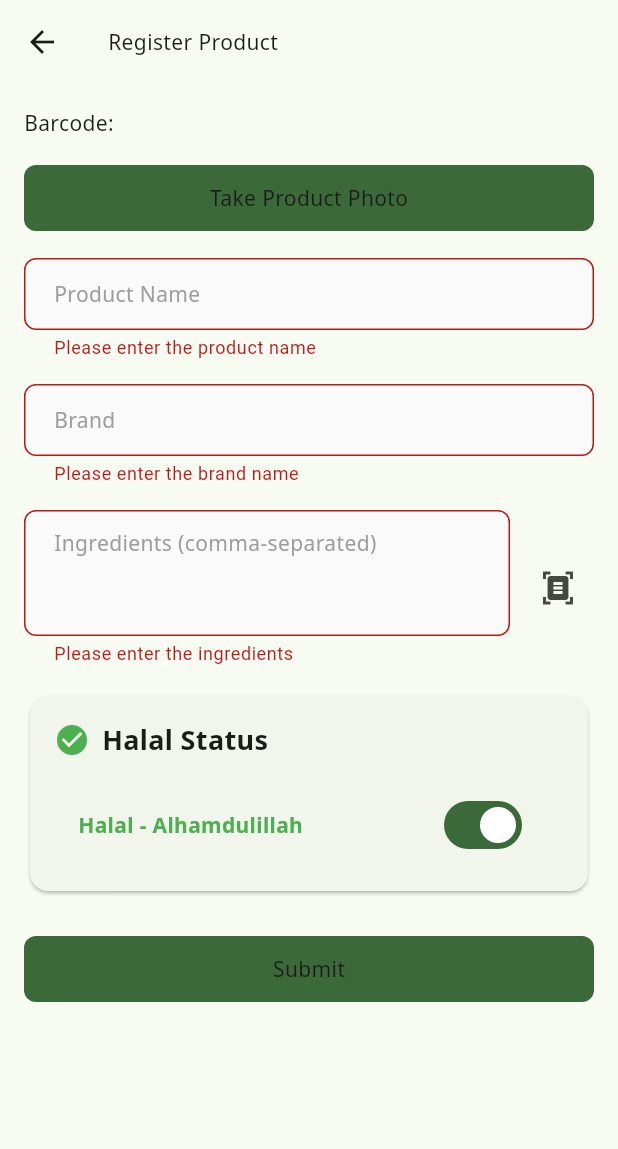
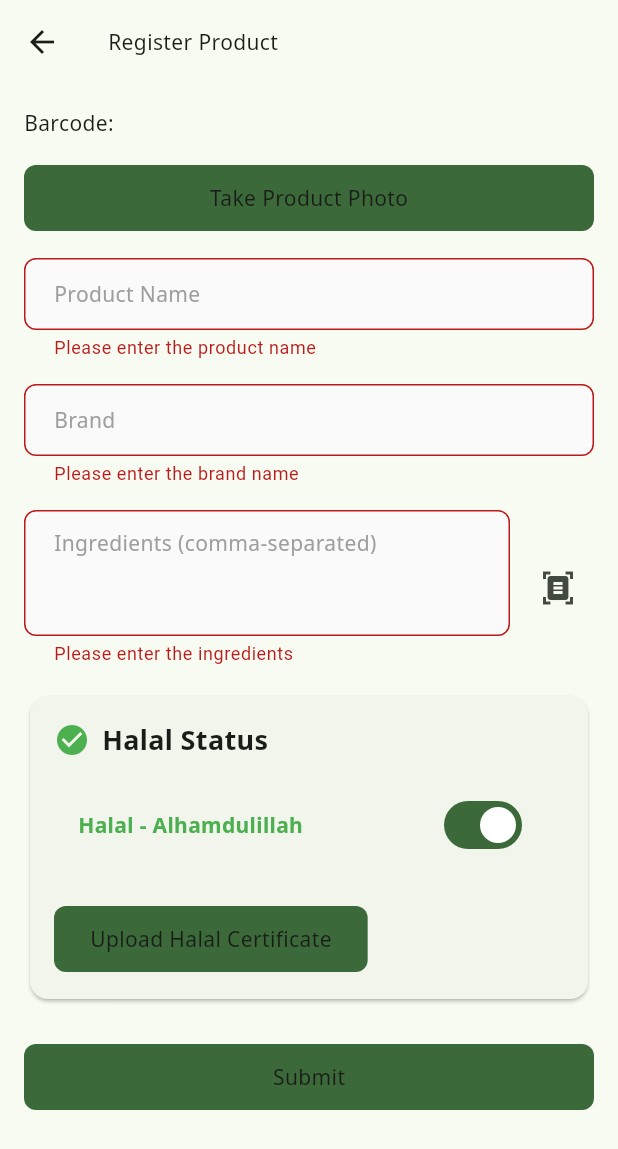
Before and after one commit to rosdyana/OpenHalalin, a Flutter app: the ProductFormScreen screen opened directly with empty values, after a tap on "Submit", on a phone screen of 412 x 824 dp. Shown: the top 1149 px of the screen. Run offline on Flutter 3.47's test engine with Material 3 defaults, Android fonts, the phone set to English and light mode, and no system bars; our stand-ins replace adhan, cached_network_image, cloud_firestore, firebase_auth, firebase_core, firebase_storage and 7 more; missing offline and left inert: cloudinary_url_gen, mobile_scanner; accounts and stored records are empty; generated files the repository leaves out were written again; statements that could not run were skipped.

Commit message:
[fix] using cloudinary for image uploader

```diff
--- a/lib/screens/product_form_screen.dart
+++ b/lib/screens/product_form_screen.dart
@@ -1,7 +1,6 @@
 import 'dart:io';
 import 'package:flutter/material.dart';
 import 'package:firebase_auth/firebase_auth.dart';
-import 'package:firebase_storage/firebase_storage.dart';
 import 'package:image_picker/image_picker.dart';
 import 'package:uuid/uuid.dart';
 import 'package:google_fonts/google_fonts.dart';
@@ -9,6 +8,7 @@ import 'package:flutter_markdown/flutter_markdown.dart';
 import 'package:halalapp/models/product.dart';
 import 'package:halalapp/services/product_service.dart';
 import 'package:halalapp/services/ingredient_analyzer_service.dart';
+import 'package:halalapp/services/cloudinary_service.dart';
 import 'package:halalapp/widgets/custom_button.dart';
 import 'package:halalapp/widgets/custom_text_field.dart';
 
@@ -27,25 +27,86 @@ class ProductFormScreen extends StatefulWidget {
 class _ProductFormScreenState extends State<ProductFormScreen> {
   final _formKey = GlobalKey<FormState>();
   final _productService = ProductService();
+  final _cloudinaryService = CloudinaryService();
   final _nameController = TextEditingController();
   final _brandController = TextEditingController();
   final _ingredientsController = TextEditingController();
   final _nonHalalReasonController = TextEditingController();
   bool _isHalal = true;
   File? _imageFile;
+  File? _halalCertificateFile;
   File? _ingredientsImageFile;
   bool _isLoading = false;
   bool _isAnalyzing = false;
   List<String> _concerns = [];
 
   Future<void> _pickImage() async {
-    final picker = ImagePicker();
-    final pickedFile = await picker.pickImage(source: ImageSource.camera);
+    try {
+      final picker = ImagePicker();
+      final pickedFile = await picker.pickImage(
+        source: ImageSource.camera,
+        imageQuality: 80,
+        maxWidth: 1200,
+      );
 
-    if (pickedFile != null) {
-      setState(() {
-        _imageFile = File(pickedFile.path);
-      });
+      debugPrint('Image picked: ${pickedFile?.path}');
+
+      if (pickedFile != null) {
+        setState(() {
+          _imageFile = File(pickedFile.path);
+        });
+        debugPrint('Image file set: ${_imageFile?.path}');
+      } else {
+        debugPrint('No image selected');
+      }
+    } catch (e, stackTrace) {
+      debugPrint('Error picking product image:');
+      debugPrint(e.toString());
+      debugPrint(stackTrace.toString());
+
+      if (mounted) {
+        ScaffoldMessenger.of(context).showSnackBar(
+          const SnackBar(
+            content: Text('Error selecting image. Please try again.'),
+            backgroundColor: Colors.red,
+          ),
+        );
+      }
+    }
+  }
+
+  Future<void> _pickHalalCertificate() async {
+    try {
+      final picker = ImagePicker();
+      final pickedFile = await picker.pickImage(
+        source: ImageSource.camera,
+        imageQuality: 80,
+        maxWidth: 1200,
+      );
+
+      debugPrint('Certificate picked: ${pickedFile?.path}');
+
+      if (pickedFile != null) {
+        setState(() {
+          _halalCertificateFile = File(pickedFile.path);
+        });
+        debugPrint('Certificate file set: ${_halalCertificateFile?.path}');
+      } else {
+        debugPrint('No certificate selected');
+      }
+    } catch (e, stackTrace) {
+      debugPrint('Error picking halal certificate:');
+      debugPrint(e.toString());
+      debugPrint(stackTrace.toString());
+
+      if (mounted) {
+        ScaffoldMessenger.of(context).showSnackBar(
+          const SnackBar(
+            content: Text('Error selecting certificate. Please try again.'),
+            backgroundColor: Colors.red,
+          ),
+        );
+      }
     }
   }
 
@@ -81,18 +142,6 @@ class _ProductFormScreenState extends State<ProductFormScreen> {
     }
   }
 
-  Future<String?> _uploadImage(String productId) async {
-    if (_imageFile == null) return null;
-
-    final ref = FirebaseStorage.instance
-        .ref()
-        .child('products')
-        .child('$productId.jpg');
-
-    await ref.putFile(_imageFile!);
-    return await ref.getDownloadURL();
-  }
-
   Future<void> _submitForm() async {
     if (!_formKey.currentState!.validate()) return;
 
@@ -103,7 +152,56 @@ class _ProductFormScreenState extends State<ProductFormScreen> {
       if (user == null) return;
 
       final productId = const Uuid().v4();
-      final imageUrl = await _uploadImage(productId);
+      debugPrint('Starting product submission with ID: $productId');
+
+      // Upload product image to Cloudinary
+      String? imageUrl;
+      if (_imageFile != null) {
+        try {
+          debugPrint('Uploading product image...');
+          imageUrl = await _cloudinaryService.uploadProductImage(_imageFile!, productId);
+          debugPrint('Product image URL: $imageUrl');
+        } catch (e) {
+          debugPrint('Failed to upload product image: $e');
+          if (mounted) {
+            ScaffoldMessenger.of(context).showSnackBar(
+              const SnackBar(
+                content: Text('Failed to upload product image. Please try again.'),
+                backgroundColor: Colors.red,
+              ),
+            );
+          }
+          return;
+        }
+      } else {
+        debugPrint('No product image selected');
+      }
+
+      // Upload halal certificate if product is halal
+      String? halalCertificateUrl;
+      if (_isHalal && _halalCertificateFile != null) {
+        try {
+          debugPrint('Uploading halal certificate...');
+          halalCertificateUrl = await _cloudinaryService.uploadHalalCertificate(
+            _halalCertificateFile!,
+            productId,
+          );
+          debugPrint('Halal certificate URL: $halalCertificateUrl');
+        } catch (e) {
+          debugPrint('Failed to upload halal certificate: $e');
+          if (mounted) {
+            ScaffoldMessenger.of(context).showSnackBar(
+              const SnackBar(
+                content: Text('Failed to upload halal certificate. Please try again.'),
+                backgroundColor: Colors.red,
+              ),
+            );
+          }
+          return;
+        }
+      } else {
+        debugPrint('No halal certificate to upload: isHalal=$_isHalal, hasFile=${_halalCertificateFile != null}');
+      }
 
       final ingredients = _ingredientsController.text
           .split(',')
@@ -111,6 +209,7 @@ class _ProductFormScreenState extends State<ProductFormScreen> {
           .where((e) => e.isNotEmpty)
           .toList();
 
+      debugPrint('Saving product to database...');
       await _productService.addProduct(
         widget.barcode,
         _nameController.text.trim(),
@@ -119,10 +218,37 @@ class _ProductFormScreenState extends State<ProductFormScreen> {
         imageUrl,
         manualIsHalal: _isHalal,
         manualNonHalalReason: !_isHalal ? _nonHalalReasonController.text.trim() : null,
+        halalCertificateUrl: halalCertificateUrl,
       );
+      debugPrint('Product saved successfully');
 
       if (mounted) {
-        Navigator.pop(context);
+        ScaffoldMessenger.of(context).showSnackBar(
+          const SnackBar(
+            content: Text('Product added successfully!'),
+            backgroundColor: Colors.green,
+          ),
+        );
+
+        // Replace current screen with search screen
+        Navigator.pushNamedAndRemoveUntil(
+          context,
+          '/search', // or whatever your search route name is
+          (route) => false, // This removes all previous routes
+        );
+      }
+    } catch (e, stackTrace) {
+      debugPrint('Error submitting product:');
+      debugPrint(e.toString());
+      debugPrint(stackTrace.toString());
+
+      if (mounted) {
+        ScaffoldMessenger.of(context).showSnackBar(
+          SnackBar(
+            content: Text('Error saving product: ${e.toString()}'),
+            backgroundColor: Colors.red,
+          ),
+        );
       }
     } finally {
       if (mounted) {
@@ -285,6 +411,25 @@ ${_concerns.map((concern) => "* $concern").join('\n')}
                         value: _isHalal,
                         onChanged: (value) => setState(() => _isHalal = value),
                       ),
+                      if (_isHalal) ...[
+                        const SizedBox(height: 16),
+                        if (_halalCertificateFile != null)
+                          Image.file(
+                            _halalCertificateFile!,
+                            height: 150,
+                            fit: BoxFit.cover,
+                          ),
+                        const SizedBox(height: 8),
+                        CustomButton(
+                          onPressed: _pickHalalCertificate,
+                          child: Text(
+                            _halalCertificateFile != null
+                                ? 'Change Halal Certificate'
+                                : 'Upload Halal Certificate',
+                            style: textTheme,
+                          ),
+                        ),
+                      ],
                       if (!_isHalal) ...[
                         const SizedBox(height: 8),
                         CustomTextField(
--- /dev/null
+++ b/lib/services/cloudinary_service.dart
@@ -0,0 +1,114 @@
+import 'dart:io';
+import 'dart:convert';
+import 'package:flutter/foundation.dart';
+import 'package:cloudinary_url_gen/cloudinary.dart';
+import 'package:http/http.dart' as http;
+import 'package:path/path.dart' as path;
+import 'package:halalapp/config/app_config.dart';
+
+class CloudinaryService {
+  static final CloudinaryService _instance = CloudinaryService._internal();
+  factory CloudinaryService() => _instance;
+
+  late final Cloudinary cloudinary;
+
+  CloudinaryService._internal() {
+    debugPrint('Initializing Cloudinary with cloud name: ${AppConfig.cloudinaryCloudName}');
+    // Initialize Cloudinary with configuration from AppConfig
+    cloudinary = Cloudinary.fromCloudName(
+      cloudName: AppConfig.cloudinaryCloudName,
+    );
+  }
+
+  Future<String?> uploadProductImage(File imageFile, String productId) async {
+    try {
+      debugPrint('Starting product image upload for ID: $productId');
+      debugPrint('Image file exists: ${imageFile.existsSync()}');
+      debugPrint('Image file path: ${imageFile.path}');
+
+      if (!imageFile.existsSync()) {
+        throw Exception('Image file does not exist at path: ${imageFile.path}');
+      }
+
+      final url = Uri.parse(
+        'https://api.cloudinary.com/v1_1/${AppConfig.cloudinaryCloudName}/image/upload'
+      );
+
+      final request = http.MultipartRequest('POST', url)
+        ..fields['upload_preset'] = AppConfig.cloudinaryUploadPreset
+        ..fields['folder'] = 'products'
+        ..fields['public_id'] = productId
+        ..fields['tags'] = 'product'
+        ..files.add(
+          await http.MultipartFile.fromPath(
+            'file',
+            imageFile.path,
+            filename: path.basename(imageFile.path),
+          ),
+        );
+
+      final response = await request.send();
+      final responseData = await response.stream.bytesToString();
+
+      if (response.statusCode == 200) {
+        final jsonResponse = json.decode(responseData) as Map<String, dynamic>;
+        final secureUrl = jsonResponse['secure_url'] as String;
+        debugPrint('Product image upload successful. URL: $secureUrl');
+        return secureUrl;
+      } else {
+        throw Exception('Failed to upload image: ${response.statusCode} - $responseData');
+      }
+    } catch (e, stackTrace) {
+      debugPrint('Error uploading product image to Cloudinary:');
+      debugPrint(e.toString());
+      debugPrint(stackTrace.toString());
+      rethrow;
+    }
+  }
+
+  Future<String?> uploadHalalCertificate(File imageFile, String productId) async {
+    try {
+      debugPrint('Starting halal certificate upload for ID: $productId');
+      debugPrint('Certificate file exists: ${imageFile.existsSync()}');
+      debugPrint('Certificate file path: ${imageFile.path}');
+
+      if (!imageFile.existsSync()) {
+        throw Exception('Certificate file does not exist at path: ${imageFile.path}');
+      }
+
+      final url = Uri.parse(
+        'https://api.cloudinary.com/v1_1/${AppConfig.cloudinaryCloudName}/image/upload'
+      );
+
+      final request = http.MultipartRequest('POST', url)
+        ..fields['upload_preset'] = AppConfig.cloudinaryUploadPreset
+        ..fields['folder'] = 'halal_certificates'
+        ..fields['public_id'] = '${productId}_certificate'
+        ..fields['tags'] = 'halal_certificate'
+        ..files.add(
+          await http.MultipartFile.fromPath(
+            'file',
+            imageFile.path,
+            filename: path.basename(imageFile.path),
+          ),
+        );
+
+      final response = await request.send();
+      final responseData = await response.stream.bytesToString();
+
+      if (response.statusCode == 200) {
+        final jsonResponse = json.decode(responseData) as Map<String, dynamic>;
+        final secureUrl = jsonResponse['secure_url'] as String;
+        debugPrint('Halal certificate upload successful. URL: $secureUrl');
+        return secureUrl;
+      } else {
+        throw Exception('Failed to upload certificate: ${response.statusCode} - $responseData');
+      }
+    } catch (e, stackTrace) {
+      debugPrint('Error uploading halal certificate to Cloudinary:');
+      debugPrint(e.toString());
+      debugPrint(stackTrace.toString());
+      rethrow;
+    }
+  }
+}
--- a/lib/services/product_service.dart
+++ b/lib/services/product_service.dart
@@ -47,6 +47,7 @@ class ProductService {
     String? imageUrl, {
     bool? manualIsHalal,
     String? manualNonHalalReason,
+    String? halalCertificateUrl,
   }) async {
     final user = FirebaseAuth.instance.currentUser;
     if (user == null) throw Exception('User must be logged in to add products');
@@ -93,6 +94,7 @@ class ProductService {
       'isHalal': isHalal,
       'nonHalalReason': nonHalalReason,
       'imageUrl': imageUrl,
+      'halalCertificateUrl': halalCertificateUrl,
       'createdBy': user.uid,
       'createdAt': FieldValue.serverTimestamp(),
       'updatedAt': FieldValue.serverTimestamp(),
--- a/pubspec.yaml
+++ b/pubspec.yaml
@@ -28,6 +28,11 @@ dependencies:
   cached_network_image: ^3.3.0
   flutter_native_splash: ^2.3.9
   flutter_markdown: ^0.6.20
+
+  # Image Upload & Processing
+  cloudinary_url_gen: ^1.0.0
+  http: ^1.1.2
+  path: ^1.8.3
 
   # Location and Prayer Times
   geolocator: ^10.1.0
```
Also changed, not shown: lib/models/product.dart (+33 -43 lines), pubspec.lock.
